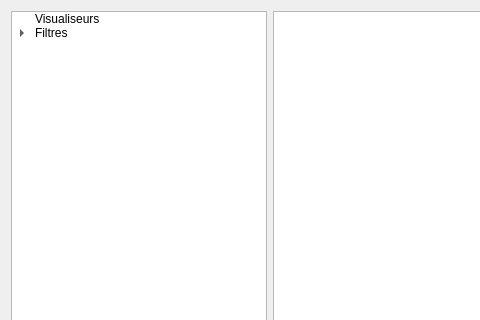
This is mainwidget.ui in wawanbreton/cvcomposer as Qt 5 draws it before an edit; both pictures show x 0 to 480 and y 0 to 320 of the 800 by 600 pixel window. The edited form follows.
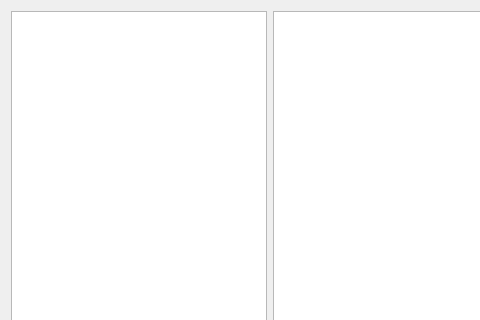
This is the edited form. Custom widgets are drawn as their Qt base class.

```diff
--- a/mainwidget.ui
+++ b/mainwidget.ui
@@ -33,32 +33,6 @@
        <string>1</string>
       </property>
      </column>
-     <item>
-      <property name="text">
-       <string>Visualiseurs</string>
-      </property>
-      <property name="flags">
-       <set>ItemIsSelectable|ItemIsUserCheckable|ItemIsEnabled</set>
-      </property>
-     </item>
-     <item>
-      <property name="text">
-       <string>Filtres</string>
-      </property>
-      <property name="flags">
-       <set>ItemIsSelectable|ItemIsUserCheckable|ItemIsEnabled</set>
-      </property>
-      <item>
-       <property name="text">
-        <string>Blur</string>
-       </property>
-      </item>
-      <item>
-       <property name="text">
-        <string>Gaussian blur</string>
-       </property>
-      </item>
-     </item>
     </widget>
    </item>
    <item>
```
Left out of the diff: 11 changed lines with no effect on the pictures.
